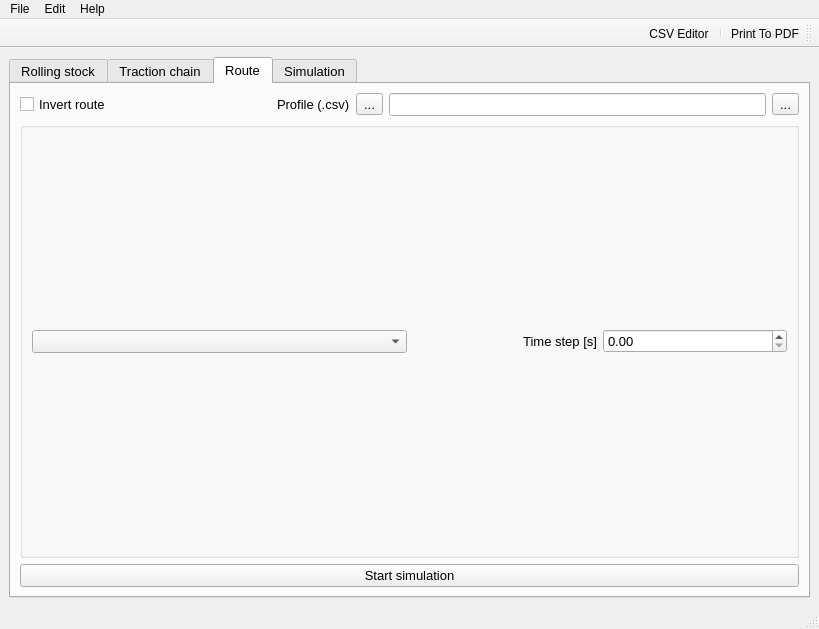
danicc097/RailwaySim, file RailwaySim_GUI.ui: the form before one commit.
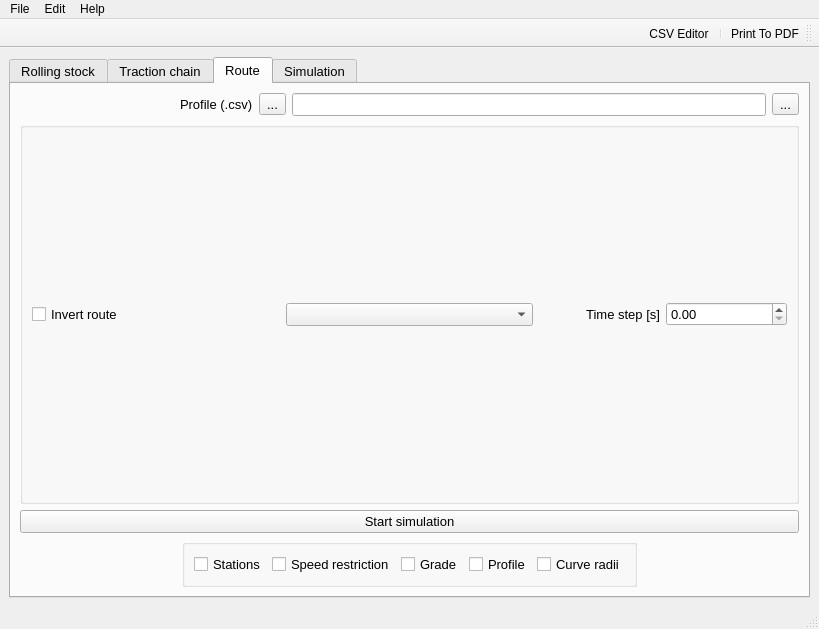
The form after the commit. Icons and pictures are not drawn.

Diff of the .ui file:
```diff
--- a/RailwaySim_GUI.ui
+++ b/RailwaySim_GUI.ui
@@ -1772,13 +1772,6 @@
        <layout class="QVBoxLayout" name="verticalLayout_2">
         <item>
          <layout class="QHBoxLayout" name="horizontalLayout_42">
-          <item>
-           <widget class="QCheckBox" name="cb_InvertRoute">
-            <property name="text">
-             <string>Invert route</string>
-            </property>
-           </widget>
-          </item>
           <item>
            <spacer name="horizontalSpacer_2">
             <property name="orientation">
@@ -1831,6 +1824,13 @@
            <string/>
           </property>
           <layout class="QHBoxLayout" name="horizontalLayout_28">
+           <item>
+            <widget class="QCheckBox" name="cb_InvertRoute">
+             <property name="text">
+              <string>Invert route</string>
+             </property>
+            </widget>
+           </item>
            <item>
             <widget class="QComboBox" name="combo_solver">
              <property name="editable">
@@ -1908,6 +1908,59 @@
           </property>
          </widget>
         </item>
+        <item alignment="Qt::AlignHCenter">
+         <widget class="QGroupBox" name="groupBox">
+          <property name="sizePolicy">
+           <sizepolicy hsizetype="Maximum" vsizetype="Maximum">
+            <horstretch>0</horstretch>
+            <verstretch>0</verstretch>
+           </sizepolicy>
+          </property>
+          <property name="title">
+           <string/>
+          </property>
+          <property name="alignment">
+           <set>Qt::AlignCenter</set>
+          </property>
+          <layout class="QHBoxLayout" name="horizontalLayout_29">
+           <item>
+            <widget class="QCheckBox" name="checkBox">
+             <property name="text">
+              <string>Stations</string>
+             </property>
+            </widget>
+           </item>
+           <item>
+            <widget class="QCheckBox" name="checkBox_2">
+             <property name="text">
+              <string>Speed restriction</string>
+             </property>
+            </widget>
+           </item>
+           <item>
+            <widget class="QCheckBox" name="checkBox_3">
+             <property name="text">
+              <string>Grade</string>
+             </property>
+            </widget>
+           </item>
+           <item>
+            <widget class="QCheckBox" name="checkBox_4">
+             <property name="text">
+              <string>Profile</string>
+             </property>
+            </widget>
+           </item>
+           <item>
+            <widget class="QCheckBox" name="checkBox_5">
+             <property name="text">
+              <string>Curve radii</string>
+             </property>
+            </widget>
+           </item>
+          </layout>
+         </widget>
+        </item>
        </layout>
       </widget>
       <widget class="QWidget" name="SimulationTab">
```
